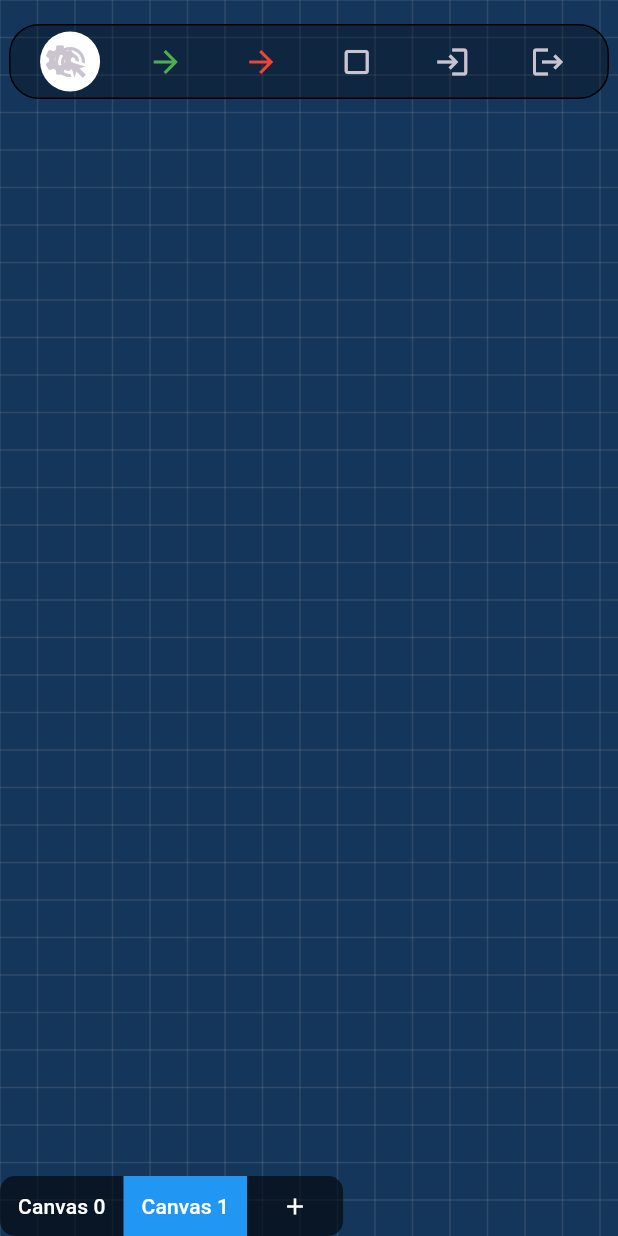
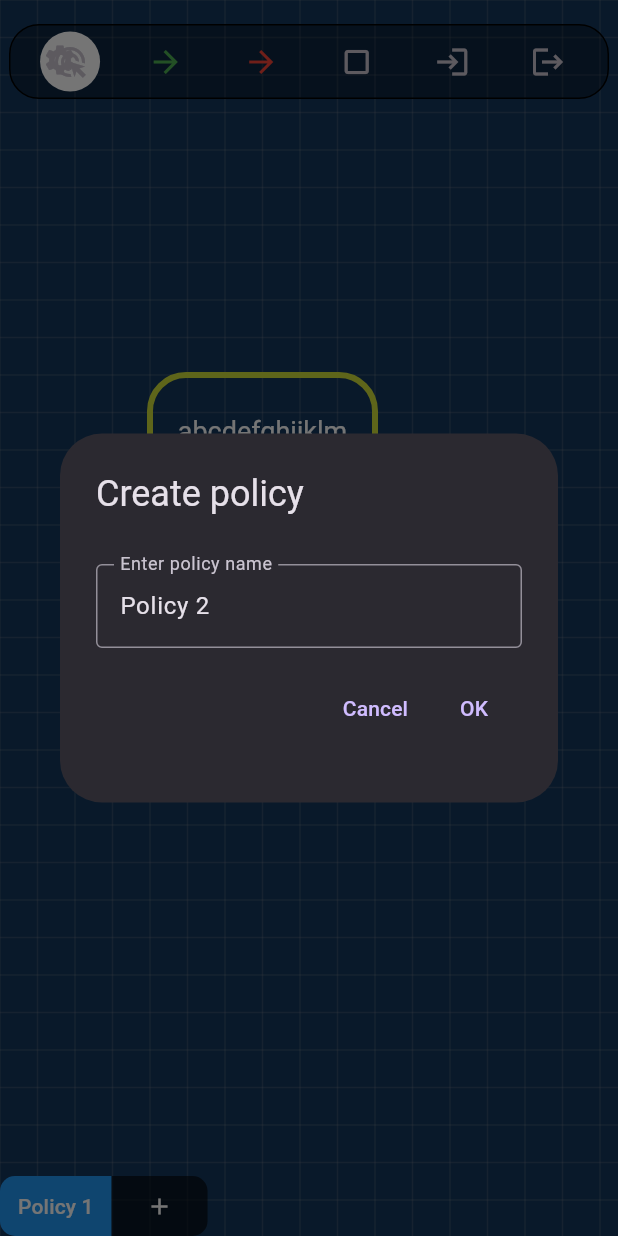
Before and after one commit to zspiler/diftam_editor, a Flutter app: the screen it shows after launch, after a tap on the "add" icon, on a phone screen of 412 x 824 dp. Run offline on Flutter 3.47's test engine with Material 3 defaults, Android fonts, the phone set to English and light mode, and no system bars; our stand-ins replace shared_preferences, universal_io; missing offline and left inert: flex_color_picker; statements that could not run were skipped.

Commit message:
Add dialog for entering policy name when creating policy

```diff
--- a/lib/common.dart
+++ b/lib/common.dart
@@ -116,11 +116,12 @@ class Edge implements GraphObject {
   }
 }
 
-class CanvasData {
+class PolicyData {
+  final String name;
   final List<Node> nodes;
   final List<Edge> edges;
 
-  CanvasData({List<Node>? nodes, List<Edge>? edges})
+  PolicyData({required this.name, List<Node>? nodes, List<Edge>? edges})
       : nodes = nodes ?? [],
         edges = edges ?? [];
 }
--- a/lib/main.dart
+++ b/lib/main.dart
@@ -3,8 +3,9 @@ import 'package:poc/preferences_dialog.dart';
 import 'canvas_view.dart';
 import 'ui/snackbar.dart';
 import 'common.dart';
-import 'canvas_tab_bar.dart';
+import 'policy_tab_bar.dart';
 import 'user_preferences.dart';
+import 'ui/custom_dialog.dart';
 
 void main() {
   runApp(MaterialApp(
@@ -22,8 +23,8 @@ class MyApp extends StatefulWidget {
 }
 
 class _MyAppState extends State<MyApp> {
-  List<CanvasData> canvases = [];
-  var selectedCanvasIndex = 0;
+  List<PolicyData> policies = [];
+  var selectedPolicyIndex = 0;
   late FocusNode focusNode;
 
   final nodes = <Node>[];
@@ -43,7 +44,7 @@ class _MyAppState extends State<MyApp> {
     final tag5 = TagNode(Offset(500, 250), 'randomId55', 'priv5');
     final tag6 = TagNode(Offset(700, 250), 'randomId55', 'pub6');
 
-    addNewCanvas(nodes: [
+    createPolicy(name: 'Policy 1', nodes: [
       tag2,
       tag3,
       tag4,
@@ -71,15 +72,15 @@ class _MyAppState extends State<MyApp> {
     });
   }
 
-  void addNewCanvas({List<Node>? nodes, List<Edge>? edges}) {
+  void createPolicy({required String name, List<Node>? nodes, List<Edge>? edges}) {
     setState(() {
-      canvases.add(CanvasData(nodes: nodes, edges: edges));
+      policies.add(PolicyData(name: name, nodes: nodes, edges: edges));
     });
   }
 
-  void selectCanvas(int index) {
+  void selectPolicy(int index) {
     setState(() {
-      selectedCanvasIndex = index;
+      selectedPolicyIndex = index;
     });
   }
 
@@ -89,11 +90,11 @@ class _MyAppState extends State<MyApp> {
       body: Stack(
         children: [
           IndexedStack(
-              index: selectedCanvasIndex,
-              children: canvases.map((canvas) {
+              index: selectedPolicyIndex,
+              children: policies.map((policy) {
                 return CanvasView(
-                  nodes: canvas.nodes,
-                  edges: canvas.edges,
+                  nodes: policy.nodes,
+                  edges: policy.edges,
                   focusNode: focusNode,
                   preferences: preferences,
                 );
@@ -102,11 +103,26 @@ class _MyAppState extends State<MyApp> {
               bottom: 0,
               child: Align(
                   alignment: Alignment.bottomCenter,
-                  child: CanvasTabBar(canvases, selectedCanvasIndex, onSelect: selectCanvas, onAdd: () {
-                    addNewCanvas();
-                    setState(() {
-                      selectedCanvasIndex = canvases.length - 1;
-                    });
+                  child: PolicyTabBar(policies, selectedPolicyIndex, onSelect: selectPolicy, onAdd: () {
+                    var newPolicyName = 'Policy ${policies.length + 1}';
+                    CustomDialog.showInputDialog(
+                      context,
+                      title: 'Create policy',
+                      hint: 'Enter policy name',
+                      acceptEmptyInput: true,
+                      initialText: newPolicyName,
+                      onConfirm: (String inputText) {
+                        if (inputText.isNotEmpty) {
+                          newPolicyName = inputText;
+                        }
+                        createPolicy(name: newPolicyName);
+                        setState(() {
+                          selectedPolicyIndex = policies.length - 1;
+                        });
+                      },
+                      isInputValid: (String inputText) => !policies.any((policy) => policy.name == inputText),
+                      errorMessage: 'Policy with this name already exists!',
+                    );
                   }))),
           Positioned(
               top: 16,
--- a/lib/canvas_tab_bar.dart
+++ b/lib/policy_tab_bar.dart
@@ -1,21 +1,21 @@
 import 'package:flutter/material.dart';
 import 'common.dart';
 
-class CanvasTabBar extends StatelessWidget {
-  final List<CanvasData> canvases;
+class PolicyTabBar extends StatelessWidget {
+  final List<PolicyData> policies;
   final Function(int index) onSelect;
   final Function() onAdd;
-  final int currentCanvasIndex;
+  final int currentPolicyIndex;
 
-  CanvasTabBar(this.canvases, this.currentCanvasIndex, {Key? key, required this.onSelect, required this.onAdd}) : super(key: key);
+  PolicyTabBar(this.policies, this.currentPolicyIndex, {Key? key, required this.onSelect, required this.onAdd}) : super(key: key);
 
   @override
   Widget build(BuildContext context) {
     return Container(
       child: Row(
         children: [
-          ...canvases.asMap().entries.map((canvas) {
-            final index = canvas.key;
+          ...policies.asMap().entries.map((policy) {
+            final index = policy.key;
             return SizedBox(
               height: 40,
               child: TextButton(
@@ -27,12 +27,12 @@ class CanvasTabBar extends StatelessWidget {
                     bottomLeft: index == 0 ? Radius.circular(10) : Radius.circular(0),
                   ))),
                   foregroundColor: MaterialStateProperty.all<Color>(Colors.white),
-                  backgroundColor: index == currentCanvasIndex
+                  backgroundColor: index == currentPolicyIndex
                       ? MaterialStateProperty.all<Color>(Colors.blue)
                       : MaterialStateProperty.all<Color>(Colors.black.withAlpha(150)),
                 ),
                 onPressed: () => onSelect(index),
-                child: Text('Canvas ${index}'),
+                child: Text(policy.value.name),
               ),
             );
           }).toList(),
```
